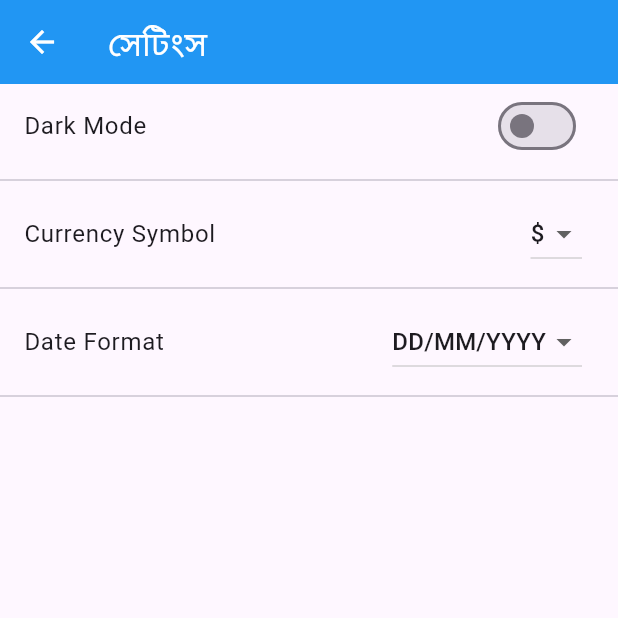
After one commit to nahidsaikat/insan, a Flutter app: the screen it shows after launch, scrolled down 576 dp, after a tap on the "settings" icon, on a phone screen of 412 x 824 dp, the top half of it. The commit adds this screen. Run offline on Flutter 3.47's test engine with Material 3 defaults, Android fonts, the phone set to English and light mode, and no system bars; our stand-ins replace shared_preferences, sqflite; accounts and stored records are empty.

Commit message:
Add setting to change theme

```diff
--- a/lib/l10n/app_bn.arb
+++ b/lib/l10n/app_bn.arb
@@ -234,5 +234,8 @@
   "partyType": "পার্টির প্রকার",
   "confirmDeleteParty": "আপনি কি নিশ্চিত এই পার্টিটি মুছে ফেলতে চান?",
   "partyTypeEmptyValidation": "অনুগ্রহ করে একটি পার্টির প্রকার নির্বাচন করুন।",
-  "partyNameTypeEmptyValidation": "পার্টির নাম এবং প্রকার খালি থাকতে পারে না।"
+  "partyNameTypeEmptyValidation": "পার্টির নাম এবং প্রকার খালি থাকতে পারে না।",
+  "darkMode": "Dark Mode",
+  "currencySymbol": "Currency Symbol",
+  "dateFormat": "Date Format"
 }
--- a/lib/l10n/app_en.arb
+++ b/lib/l10n/app_en.arb
@@ -234,5 +234,8 @@
   "partyType": "Party Type",
   "confirmDeleteParty": "Are you sure you want to delete this party?",
   "partyTypeEmptyValidation": "Please select a party type.",
-  "partyNameTypeEmptyValidation": "Party name and type cannot be empty."
+  "partyNameTypeEmptyValidation": "Party name and type cannot be empty.",
+  "darkMode": "Dark Mode",
+  "currencySymbol": "Currency Symbol",
+  "dateFormat": "Date Format"
 }
--- a/lib/l10n/app_localizations.dart
+++ b/lib/l10n/app_localizations.dart
@@ -1507,6 +1507,24 @@ abstract class AppLocalizations {
   /// In en, this message translates to:
   /// **'Party name and type cannot be empty.'**
   String get partyNameTypeEmptyValidation;
+
+  /// No description provided for @darkMode.
+  ///
+  /// In en, this message translates to:
+  /// **'Dark Mode'**
+  String get darkMode;
+
+  /// No description provided for @currencySymbol.
+  ///
+  /// In en, this message translates to:
+  /// **'Currency Symbol'**
+  String get currencySymbol;
+
+  /// No description provided for @dateFormat.
+  ///
+  /// In en, this message translates to:
+  /// **'Date Format'**
+  String get dateFormat;
 }
 
 class _AppLocalizationsDelegate
--- a/lib/l10n/app_localizations_bn.dart
+++ b/lib/l10n/app_localizations_bn.dart
@@ -753,4 +753,13 @@ class AppLocalizationsBn extends AppLocalizations {
   @override
   String get partyNameTypeEmptyValidation =>
       'পার্টির নাম এবং প্রকার খালি থাকতে পারে না।';
+
+  @override
+  String get darkMode => 'Dark Mode';
+
+  @override
+  String get currencySymbol => 'Currency Symbol';
+
+  @override
+  String get dateFormat => 'Date Format';
 }
--- a/lib/l10n/app_localizations_en.dart
+++ b/lib/l10n/app_localizations_en.dart
@@ -745,4 +745,13 @@ class AppLocalizationsEn extends AppLocalizations {
   @override
   String get partyNameTypeEmptyValidation =>
       'Party name and type cannot be empty.';
+
+  @override
+  String get darkMode => 'Dark Mode';
+
+  @override
+  String get currencySymbol => 'Currency Symbol';
+
+  @override
+  String get dateFormat => 'Date Format';
 }
--- a/lib/main.dart
+++ b/lib/main.dart
@@ -8,6 +8,7 @@ import './l10n/app_localizations.dart';
 import './screens/season_management_screen.dart';
 import './screens/dashboard_screen.dart';
 import './providers/theme_provider.dart';
+import './providers/settings_provider.dart';
 
 // Your existing main function (if any)
 void main() async {
@@ -17,7 +18,7 @@ void main() async {
     MultiProvider(
       providers: [
         ChangeNotifierProvider(create: (_) => ThemeProvider()), // Provide ThemeProvider
-        // Add other providers here if you have them, e.g., for user preferences later
+        ChangeNotifierProvider(create: (_) => SettingsProvider()),
       ],
       child: const MyApp(),
     ),
--- /dev/null
+++ b/lib/providers/settings_provider.dart
@@ -0,0 +1,42 @@
+// lib/providers/settings_provider.dart
+import 'package:flutter/material.dart';
+import 'package:shared_preferences/shared_preferences.dart';
+
+class SettingsProvider extends ChangeNotifier {
+  String _currencySymbol = '\$'; // Default currency symbol
+  String _dateFormat = 'DD/MM/YYYY'; // Default date format
+
+  // List of available options (you can expand these)
+  static const List<String> availableCurrencySymbols = ['\$', '৳', '€', '£', '₹']; // $, BDT, EUR, GBP, INR
+  static const List<String> availableDateFormats = ['DD/MM/YYYY', 'MM/DD/YYYY', 'YYYY-MM-DD'];
+
+  String get currencySymbol => _currencySymbol;
+  String get dateFormat => _dateFormat;
+
+  SettingsProvider() {
+    _loadPreferences();
+  }
+
+  Future<void> _loadPreferences() async {
+    final prefs = await SharedPreferences.getInstance();
+    _currencySymbol = prefs.getString('currencySymbol') ?? '\$';
+    _dateFormat = prefs.getString('dateFormat') ?? 'DD/MM/YYYY';
+    notifyListeners();
+  }
+
+  Future<void> setCurrencySymbol(String symbol) async {
+    if (_currencySymbol == symbol) return;
+    _currencySymbol = symbol;
+    final prefs = await SharedPreferences.getInstance();
+    await prefs.setString('currencySymbol', symbol);
+    notifyListeners();
+  }
+
+  Future<void> setDateFormat(String format) async {
+    if (_dateFormat == format) return;
+    _dateFormat = format;
+    final prefs = await SharedPreferences.getInstance();
+    await prefs.setString('dateFormat', format);
+    notifyListeners();
+  }
+}
--- a/lib/screens/dashboard_screen.dart
+++ b/lib/screens/dashboard_screen.dart
@@ -1,6 +1,4 @@
 import 'package:flutter/material.dart';
-import 'package:insan/screens/reports_screen.dart';
-import 'package:insan/screens/sale_screen.dart';
 import '../screens/profit_distribution_screen.dart';
 import '../database/database_helper.dart';
 import '../models/season.dart';
@@ -13,6 +11,10 @@ import '../screens/purchase_sale_screen.dart';
 import '../screens/expense_investment_screen.dart';
 import '../screens/party_management_screen.dart';
 import '../screens/inventory_locations_screen.dart';
+import '../screens/reports_screen.dart';
+import '../screens/sale_screen.dart';
+
+import '../screens/settings_screen.dart';
 
 
 class DashboardScreen extends StatefulWidget {
@@ -112,6 +114,16 @@ class _DashboardScreenState extends State<DashboardScreen> {
               '${localizations.activeSeasonLabel} ${widget.activeSeason.name}',
               style: const TextStyle(color: Colors.white),
             ),
+          ),
+          IconButton(
+            icon: const Icon(Icons.settings),
+            tooltip: localizations.settingsTitle, // Localized tooltip
+            onPressed: () {
+              Navigator.push(
+                context,
+                MaterialPageRoute(builder: (context) => const SettingsScreen()),
+              );
+            },
           ),
         ],
       ),
--- /dev/null
+++ b/lib/screens/settings_screen.dart
@@ -0,0 +1,87 @@
+// lib/screens/settings_screen.dart
+import 'package:flutter/material.dart';
+import 'package:provider/provider.dart';
+import '../l10n/app_localizations.dart'; // For localization
+import '../providers/theme_provider.dart'; // <--- Import ThemeProvider
+import '../providers/settings_provider.dart'; // <--- Also import SettingsProvider for other settings
+
+class SettingsScreen extends StatelessWidget {
+  const SettingsScreen({super.key});
+
+  @override
+  Widget build(BuildContext context) {
+    final localizations = AppLocalizations.of(context);
+    // Access the ThemeProvider instance
+    final themeProvider = Provider.of<ThemeProvider>(context);
+    // Access the SettingsProvider instance (for currency/date, if implemented)
+    final settingsProvider = Provider.of<SettingsProvider>(context);
+
+
+    return Scaffold(
+      appBar: AppBar(
+        title: Text(localizations.settingsTitle), // Localized title for settings
+      ),
+      body: ListView(
+        children: [
+          // --- DARK MODE TOGGLE ---
+          ListTile(
+            title: Text(localizations.darkMode), // Localized "Dark Mode" text
+            trailing: Switch(
+              // Check if the current theme mode is dark to set the switch state
+              value: themeProvider.themeMode == ThemeMode.dark,
+              onChanged: (bool isDark) {
+                // When the switch is toggled, update the theme mode in ThemeProvider
+                themeProvider.setThemeMode(isDark ? ThemeMode.dark : ThemeMode.light);
+              },
+            ),
+          ),
+          const Divider(), // Visual separator
+
+          // --- Currency Symbol Selection (from SettingsProvider) ---
+          ListTile(
+            title: Text(localizations.currencySymbol),
+            trailing: DropdownButton<String>(
+              value: settingsProvider.currencySymbol,
+              onChanged: (String? newValue) {
+                if (newValue != null) {
+                  settingsProvider.setCurrencySymbol(newValue);
+                }
+              },
+              items: SettingsProvider.availableCurrencySymbols
+                  .map<DropdownMenuItem<String>>((String value) {
+                return DropdownMenuItem<String>(
+                  value: value,
+                  child: Text(value),
+                );
+              }).toList(),
+            ),
+          ),
+          const Divider(),
+
+          // --- Date Format Selection (from SettingsProvider) ---
+          ListTile(
+            title: Text(localizations.dateFormat),
+            trailing: DropdownButton<String>(
+              value: settingsProvider.dateFormat,
+              onChanged: (String? newValue) {
+                if (newValue != null) {
+                  settingsProvider.setDateFormat(newValue);
+                }
+              },
+              items: SettingsProvider.availableDateFormats
+                  .map<DropdownMenuItem<String>>((String value) {
+                return DropdownMenuItem<String>(
+                  value: value,
+                  child: Text(value),
+                );
+              }).toList(),
+            ),
+          ),
+          const Divider(),
+
+          // You can add more settings options here later
+        ],
+      ),
+    );
+  }
+}
```
